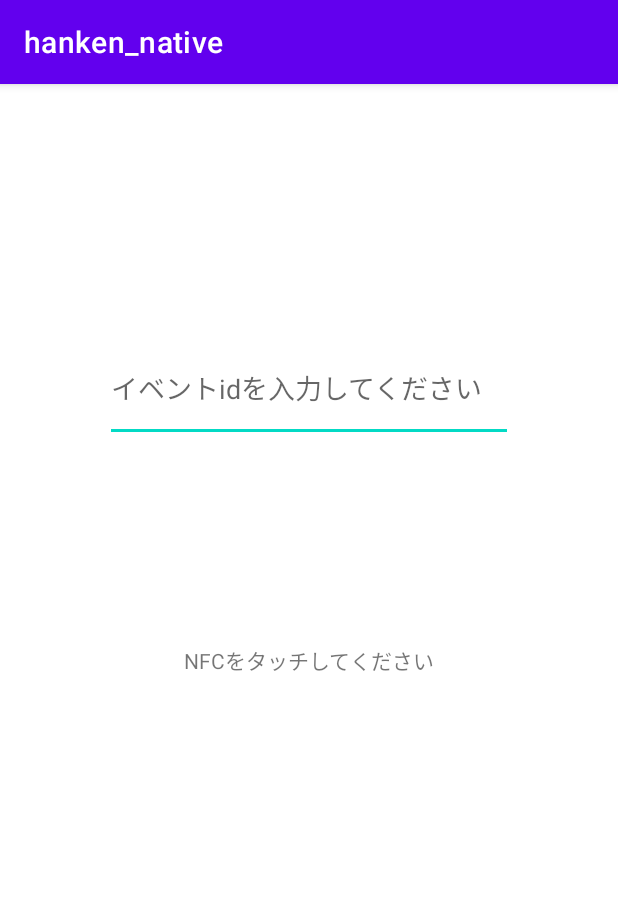
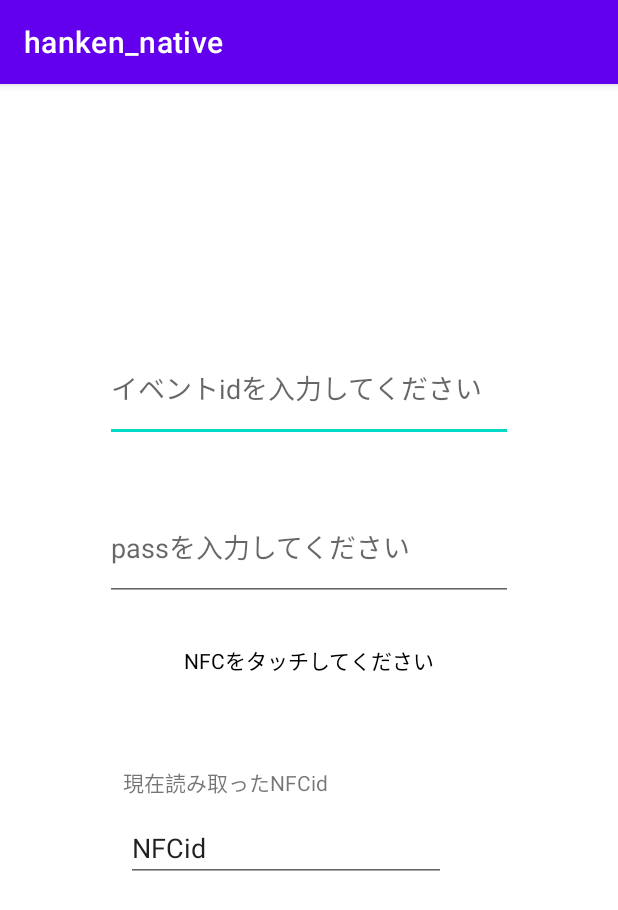
Before and after one commit to ruteru64/hanken_public, an Android app: the screen it shows after launch (MainActivity), on a phone screen of 412 x 824 dp. Shown: the top 910 px of the screen. Run offline under Robolectric (Android 15) with nearby library versions, the phone set to English and light mode, and no system bars; 1 statement that could not run was skipped.

Commit message:
android更新

```diff
--- a/hanken_native/app/src/main/java/com/node/hanken_native/MainActivity.java
+++ b/hanken_native/app/src/main/java/com/node/hanken_native/MainActivity.java
@@ -2,8 +2,10 @@ package com.node.hanken_native;
 
 import android.app.PendingIntent;
 import android.content.Intent;
+import android.graphics.Color;
 import android.nfc.NfcAdapter;
 import android.os.Bundle;
+import android.text.TextPaint;
 import android.util.Log;
 import android.widget.EditText;
 import android.widget.Toast;
@@ -32,6 +34,8 @@ public class MainActivity extends AppCompatActivity {
     private String TAG = "MainActivity";
     TextView txt01;
     EditText event;
+    EditText pass;
+    EditText nfc;
 
     @Override
     protected void onCreate(Bundle savedInstanceState) {
@@ -43,6 +47,8 @@ public class MainActivity extends AppCompatActivity {
 
         txt01 = findViewById(R.id.txt01);
         event = findViewById(R.id.event);
+        pass = findViewById(R.id.pass);
+        nfc = findViewById(R.id.nfc);
     }
 
     @Override
@@ -79,7 +85,8 @@ public class MainActivity extends AppCompatActivity {
             tempS = tempS.length()==1?"0"+tempS:tempS;
             out += tempS;
         }
-        if (event.getText().toString() == ""){
+        if (event.getText().toString() == "" || pass.getText().toString() == ""){
+            nfc.setText(out);
             return;
         }
         try{
@@ -90,12 +97,13 @@ public class MainActivity extends AppCompatActivity {
         //httpリクエスト
         try{
             //okhttpを利用するカスタム関数（下記）
-            httpRequest("https://hanken.link/hostnfcget-a"+"?id="+event.getText()+"&nfc="+out);
+            httpRequest("https://hanken.link/hostnfcget-a"+"?id="+event.getText()+"&nfc="+out+"&pass="+pass.getText());
         }catch(Exception e){
             Log.e("Hoge",e.getMessage());
         }
         // 表示
         Toast.makeText(this,out, Toast.LENGTH_SHORT).show();
+        nfc.setText(out);
     }
 
     void httpRequest(String url) throws IOException{
@@ -148,6 +156,13 @@ public class MainActivity extends AppCompatActivity {
                                 @Override
                                 public void run() {
                                     txt01.setText(status);
+                                    if (status == "入場可能"){
+                                        txt01.setTextColor(Color.BLACK);
+                                    }else if (status == "再入場"){
+                                        txt01.setTextColor(Color.GREEN);
+                                    }else{
+                                        txt01.setTextColor(Color.RED);
+                                    }
                                 }
                             });
 
--- a/hanken_native/app/src/main/res/layout/activity_main.xml
+++ b/hanken_native/app/src/main/res/layout/activity_main.xml
@@ -11,6 +11,7 @@
         android:layout_width="wrap_content"
         android:layout_height="wrap_content"
         android:text="NFCをタッチしてください"
+        android:textColor="@color/black"
         app:layout_constraintBottom_toBottomOf="parent"
         app:layout_constraintLeft_toLeftOf="parent"
         app:layout_constraintRight_toRightOf="parent"
@@ -33,4 +34,52 @@
         app:layout_constraintStart_toStartOf="parent"
         app:layout_constraintTop_toTopOf="parent" />
 
+    <EditText
+        android:id="@+id/pass"
+        android:layout_width="272dp"
+        android:layout_height="72dp"
+        android:layout_marginStart="101dp"
+        android:layout_marginTop="304dp"
+        android:layout_marginEnd="101dp"
+        android:layout_marginBottom="60dp"
+        android:ems="10"
+        android:hint="passを入力してください"
+        android:inputType="textPersonName"
+        android:minHeight="48dp"
+        app:layout_constraintBottom_toTopOf="@+id/txt01"
+        app:layout_constraintEnd_toEndOf="parent"
+        app:layout_constraintHorizontal_bias="0.507"
+        app:layout_constraintStart_toStartOf="parent"
+        app:layout_constraintTop_toTopOf="parent" />
+
+    <EditText
+        android:id="@+id/nfc"
+        android:layout_width="wrap_content"
+        android:layout_height="wrap_content"
+        android:layout_marginStart="85dp"
+        android:layout_marginTop="5dp"
+        android:layout_marginEnd="116dp"
+        android:layout_marginBottom="272dp"
+        android:ems="10"
+        android:inputType="textPersonName"
+        android:text="NFCid"
+        app:layout_constraintBottom_toBottomOf="parent"
+        app:layout_constraintEnd_toEndOf="parent"
+        app:layout_constraintStart_toStartOf="parent"
+        app:layout_constraintTop_toBottomOf="@+id/textView" />
+
+    <TextView
+        android:id="@+id/textView"
+        android:layout_width="wrap_content"
+        android:layout_height="wrap_content"
+        android:layout_marginStart="81dp"
+        android:layout_marginTop="95dp"
+        android:layout_marginEnd="193dp"
+        android:layout_marginBottom="5dp"
+        android:text="現在読み取ったNFCid"
+        app:layout_constraintBottom_toTopOf="@+id/nfc"
+        app:layout_constraintEnd_toEndOf="parent"
+        app:layout_constraintStart_toStartOf="parent"
+        app:layout_constraintTop_toBottomOf="@+id/txt01" />
+
 </androidx.constraintlayout.widget.ConstraintLayout>
```
